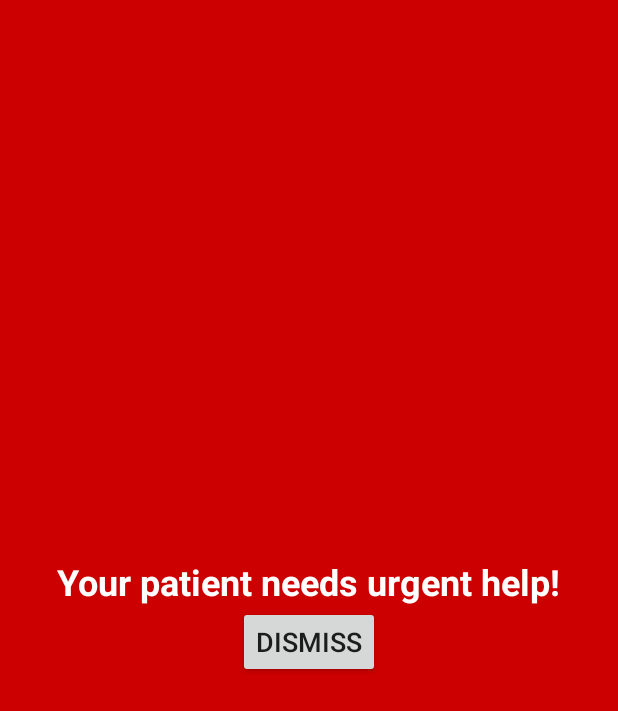
After one commit to 12345prashant/caretaker-app, an Android app: the EmergencyActivity screen opened directly, with no data from a screen before it, on a phone screen of 412 x 824 dp. The commit adds this screen. Shown: the top 711 px of the screen. Run offline under Robolectric (Android 15) with nearby library versions, the phone set to English and light mode, and no system bars; our stand-ins replace Firebase (no records; nobody signed in at launch, a user with empty details on screens opened directly).

Commit message:
added emergency alert

```diff
--- a/app/build.gradle.kts
+++ b/app/build.gradle.kts
@@ -41,4 +41,8 @@ dependencies {
     androidTestImplementation("androidx.test.espresso:espresso-core:3.6.1")
     implementation(platform("com.google.firebase:firebase-bom:33.9.0"))
     implementation("com.google.firebase:firebase-analytics")
+//    implementation("com.github.bumptech.glide:glide:4.12.0")
+//    implementation("org.webrtc:google-webrtc:1.0.32006")
+//    implementation("com.google.firebase:firebase-firestore:24.3.1")
+//    implementation("org.webrtc:google-webrtc:1.0.32006")
 }
--- /dev/null
+++ b/app/src/main/java/com/example/caretakerapp/EmergencyActivity.java
@@ -0,0 +1,48 @@
+package com.example.caretakerapp;
+
+import android.content.Intent;
+import android.media.MediaPlayer;
+import android.os.Bundle;
+import android.view.View;
+import android.widget.TextView;
+import androidx.appcompat.app.AppCompatActivity;
+import com.google.firebase.database.DatabaseReference;
+import com.google.firebase.database.FirebaseDatabase;
+
+public class EmergencyActivity extends AppCompatActivity {
+    private MediaPlayer mediaPlayer;
+
+    @Override
+    protected void onCreate(Bundle savedInstanceState) {
+        super.onCreate(savedInstanceState);
+        setContentView(R.layout.activity_emergency);
+
+        mediaPlayer = MediaPlayer.create(this, R.raw.emergency_sound);
+        mediaPlayer.start();
+
+        TextView alertText = findViewById(R.id.alertText);
+        alertText.setText("Your patient needs urgent help!");
+
+        findViewById(R.id.dismissButton).setOnClickListener(v -> {
+            stopEmergencyAlert();
+
+            navigateToDashboard();
+        });
+    }
+
+    private void stopEmergencyAlert() {
+        if (mediaPlayer != null) {
+            mediaPlayer.stop();
+            mediaPlayer.release();
+            mediaPlayer = null;
+        }
+    }
+
+
+    private void navigateToDashboard() {
+        Intent intent = new Intent(this, DashboardActivity.class);
+        intent.setFlags(Intent.FLAG_ACTIVITY_NEW_TASK | Intent.FLAG_ACTIVITY_CLEAR_TASK);
+        startActivity(intent);
+        finish();
+    }
+}
--- /dev/null
+++ b/app/src/main/res/layout/activity_emergency.xml
@@ -0,0 +1,24 @@
+<?xml version="1.0" encoding="utf-8"?>
+<LinearLayout xmlns:android="http://schemas.android.com/apk/res/android"
+    android:layout_width="match_parent"
+    android:layout_height="match_parent"
+    android:gravity="center"
+    android:orientation="vertical"
+    android:background="@android:color/holo_red_dark">
+
+    <TextView
+        android:id="@+id/alertText"
+        android:layout_width="wrap_content"
+        android:layout_height="wrap_content"
+        android:text="Your patient needs urgent help!"
+        android:textColor="@android:color/white"
+        android:textSize="24sp"
+        android:textStyle="bold"/>
+
+    <Button
+        android:id="@+id/dismissButton"
+        android:layout_width="wrap_content"
+        android:layout_height="wrap_content"
+        android:text="Dismiss"
+        android:textSize="18sp"/>
+</LinearLayout>
```
Also changed, not shown: app/src/main/AndroidManifest.xml (+31 -0 lines), app/src/main/java/com/example/caretakerapp/DashboardActivity.java (+14 -1 lines), app/src/main/java/com/example/caretakerapp/EmergencyAlertService.java (added, +168 -0 lines), app/src/main/java/com/example/caretakerapp/MainActivity.java (+21 -0 lines), app/src/main/java/com/example/caretakerapp/ViewPatientActivity.java (added, +64 -0 lines), app/src/main/res/layout/activity_view_patient.xml (added, +30 -0 lines), app/src/main/res/layout/dashboard.xml (+22 -0 lines), app/src/main/res/drawable/ic_alert.png (added), 1 other file.
